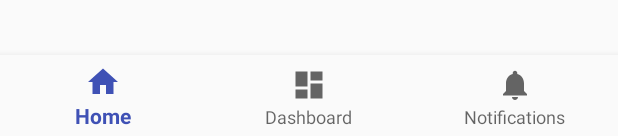
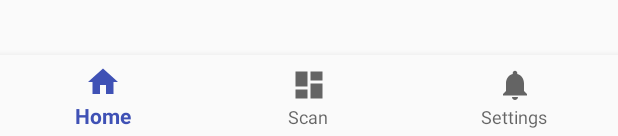
Before and after one commit to nashanator17/NutritionAI, an Android app: the layout activity_main_screen.xml on its own in the app's theme, with its tools: preview values and no code run, on a phone screen of 412 x 824 dp. Shown: the part 1097-1233 px from the top of the screen. Run offline under Robolectric (Android 15) with nearby library versions, the phone set to English and light mode, and no system bars.

Commit message:
updated status bar color and main navigation stack labels. Small UI updates

```diff
--- a/MobileDev/app/src/main/java/com/example/djabbour/basquette/LoginActivity.java
+++ b/MobileDev/app/src/main/java/com/example/djabbour/basquette/LoginActivity.java
@@ -14,6 +14,8 @@ public class LoginActivity extends AppCompatActivity {
         super.onCreate(savedInstanceState);
         setContentView(R.layout.activity_login);
 
+
+        //Retrieving login button by ID and navigating to main screen
         Button loginButton = (Button) findViewById(R.id.loginButton);
         loginButton.setOnClickListener(new View.OnClickListener() {
 
--- a/MobileDev/app/src/main/java/com/example/djabbour/basquette/MainScreenActivity.java
+++ b/MobileDev/app/src/main/java/com/example/djabbour/basquette/MainScreenActivity.java
@@ -21,10 +21,10 @@ public class MainScreenActivity extends AppCompatActivity {
                     mTextMessage.setText(R.string.title_home);
                     return true;
                 case R.id.navigation_dashboard:
-                    mTextMessage.setText(R.string.title_dashboard);
+                    mTextMessage.setText(R.string.title_scan);
                     return true;
                 case R.id.navigation_notifications:
-                    mTextMessage.setText(R.string.title_notifications);
+                    mTextMessage.setText(R.string.title_settings);
                     return true;
             }
             return false;
--- a/MobileDev/app/src/main/res/menu/navigation.xml
+++ b/MobileDev/app/src/main/res/menu/navigation.xml
@@ -9,11 +9,11 @@
     <item
         android:id="@+id/navigation_dashboard"
         android:icon="@drawable/ic_dashboard_black_24dp"
-        android:title="@string/title_dashboard" />
+        android:title="@string/title_scan" />
 
     <item
         android:id="@+id/navigation_notifications"
         android:icon="@drawable/ic_notifications_black_24dp"
-        android:title="@string/title_notifications" />
+        android:title="@string/title_settings" />
 
 </menu>
--- a/MobileDev/app/src/main/res/values/strings.xml
+++ b/MobileDev/app/src/main/res/values/strings.xml
@@ -3,8 +3,9 @@
     <color name="basquette">#FFFAF2</color>
     <color name="loginBack">#ecf0f1</color>
     <color name="loginButton">#ff7979</color>
+
     <string name="title_activity_main_screen">MainScreen</string>
     <string name="title_home">Home</string>
-    <string name="title_dashboard">Dashboard</string>
-    <string name="title_notifications">Notifications</string>
+    <string name="title_scan">Scan</string>
+    <string name="title_settings">Settings</string>
 </resources>
--- a/MobileDev/app/src/main/res/values/styles.xml
+++ b/MobileDev/app/src/main/res/values/styles.xml
@@ -2,7 +2,8 @@
 
     <!-- Base application theme. -->
     <style name="AppTheme" parent="Theme.AppCompat.Light.NoActionBar">
-        <!-- Customize your theme here. -->
+        <!-- Customize your theme here. First item is status bar -->
+        <item name="android:colorPrimaryDark">#ffe0b2</item>
         <item name="colorPrimary">@color/colorPrimary</item>
         <item name="colorPrimaryDark">@color/colorPrimaryDark</item>
         <item name="colorAccent">@color/colorAccent</item>
```
